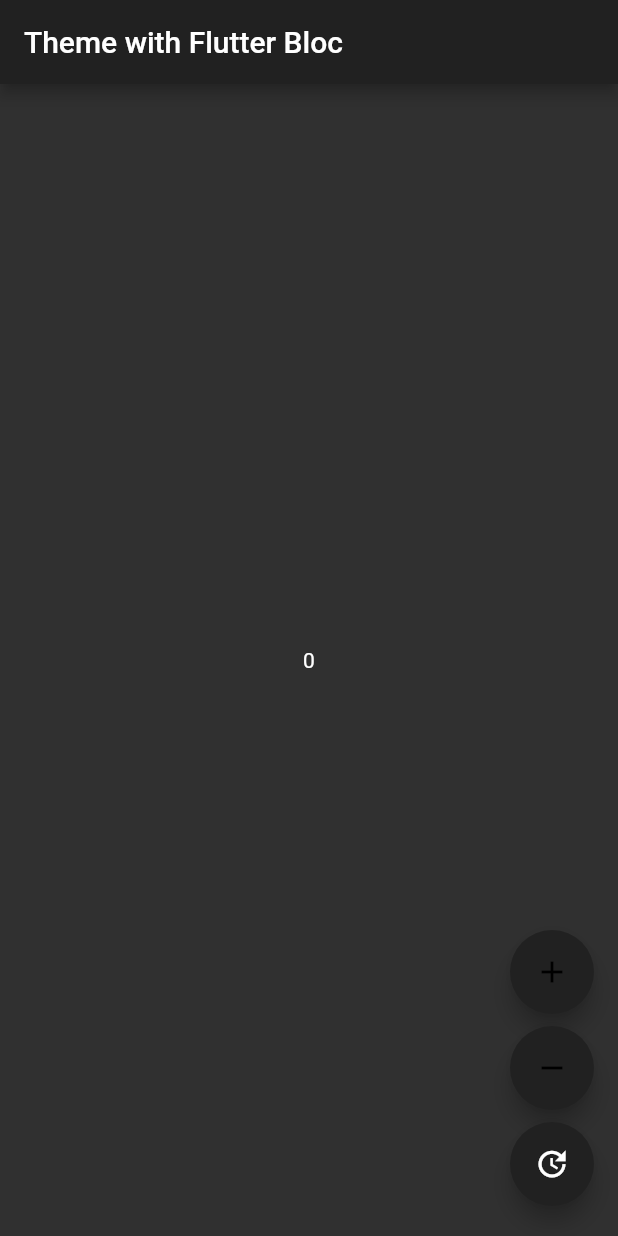
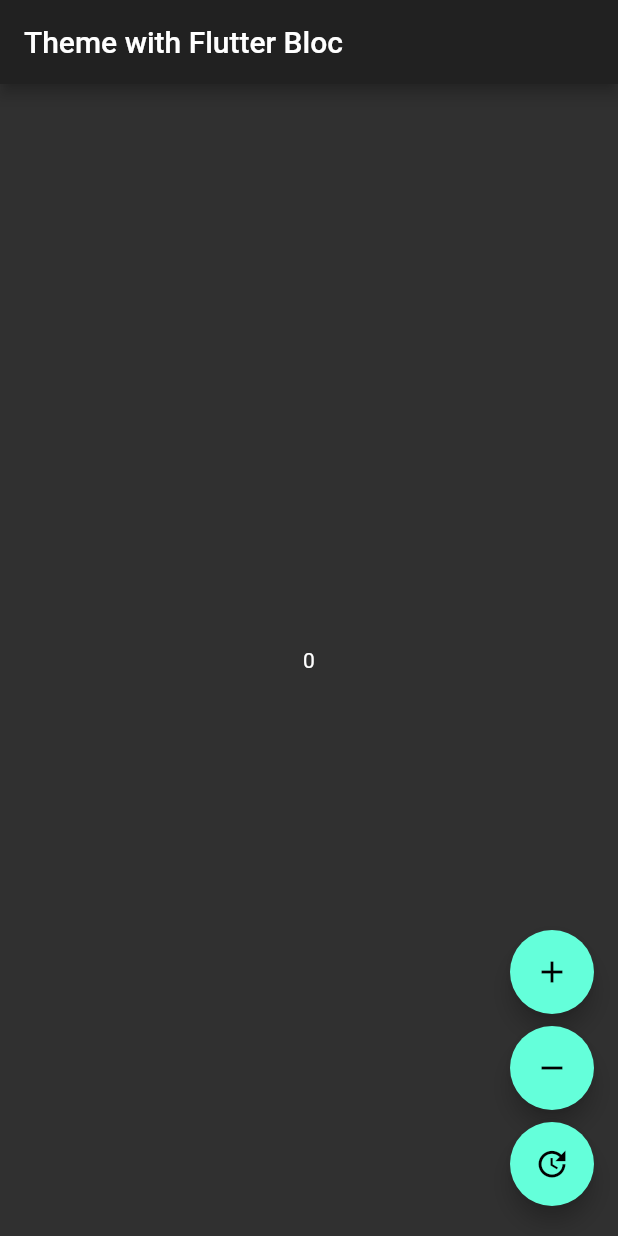
Before and after one commit to arifikhsan/flutter_theme_bloc, a Flutter app: the screen it shows after launch, after a tap on the "add" icon, after a tap on the "remove" icon, after a tap on the "update" icon, on a phone screen of 412 x 824 dp. Run offline on Flutter 3.47's test engine with Material 2 defaults, Android fonts, the phone set to English and light mode, and no system bars; our stand-ins replace bloc, flutter_bloc.

Commit message:
color theme default

```diff
--- a/lib/main.dart
+++ b/lib/main.dart
@@ -55,7 +55,6 @@ class CounterPage extends StatelessWidget {
                   padding: const EdgeInsets.symmetric(vertical: 4),
                   child: FloatingActionButton(
                     child: Icon(Icons.add),
-                    backgroundColor: Theme.of(context).primaryColor,
                     onPressed: () {
                       // context.bloc<CounterBloc>().add(CounterEvent.increment);
                       BlocProvider.of<CounterBloc>(context)
@@ -67,7 +66,6 @@ class CounterPage extends StatelessWidget {
                   padding: const EdgeInsets.symmetric(vertical: 4),
                   child: FloatingActionButton(
                     child: Icon(Icons.remove),
-                    backgroundColor: Theme.of(context).primaryColor,
                     onPressed: () =>
                         context.bloc<CounterBloc>().add(CounterEvent.decrement),
                   ),
@@ -77,9 +75,7 @@ class CounterPage extends StatelessWidget {
                   child: FloatingActionButton(
                     child: Icon(
                       Icons.update,
-                      color: Colors.white,
                     ),
-                    backgroundColor: Theme.of(context).primaryColor,
                     onPressed: () {
                       // context.bloc<ThemeBloc>().add(ThemeEvent.toggle);
                       BlocProvider.of<ThemeBloc>(context)
```
